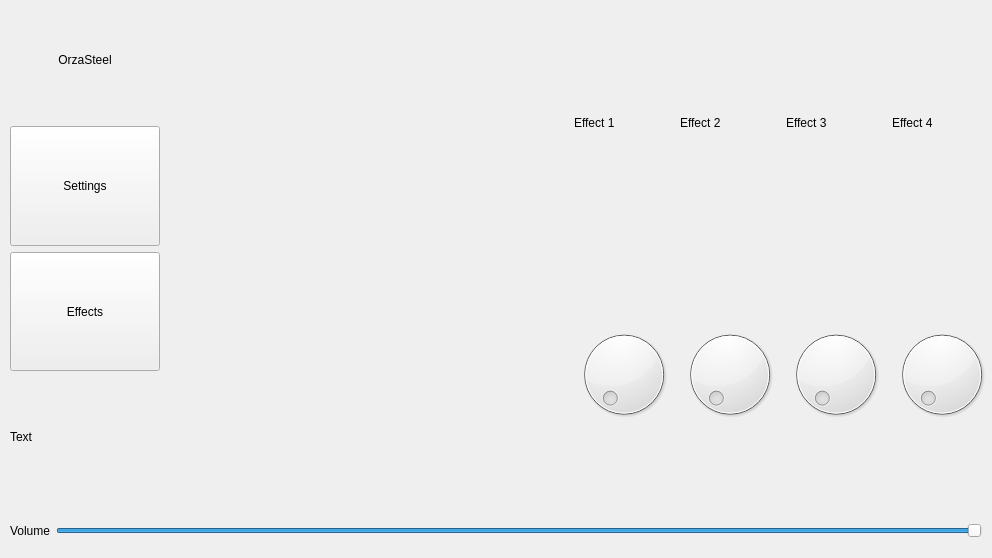
chuckfairy/OrzaSteel, file src/qt/Window.ui: the form before one commit.
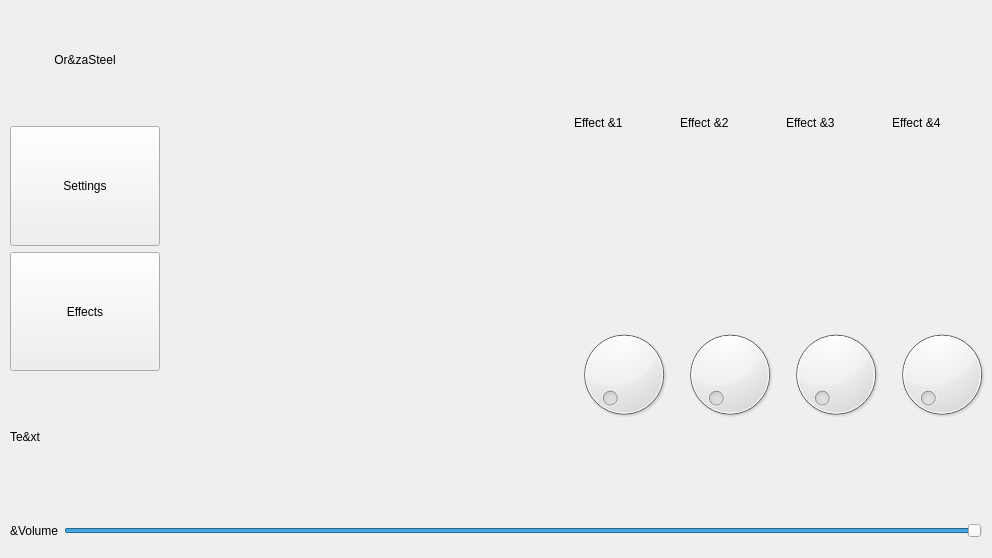
The form after the commit.

Commit message: neck resiz and setting dynamic octaves

```diff
--- a/src/qt/Window.ui
+++ b/src/qt/Window.ui
@@ -88,7 +88,7 @@
            </size>
           </property>
           <property name="text">
-           <string>OrzaSteel</string>
+           <string>Or&amp;zaSteel</string>
           </property>
           <property name="alignment">
            <set>Qt::AlignCenter</set>
@@ -136,7 +136,7 @@
            </size>
           </property>
           <property name="text">
-           <string>Text</string>
+           <string>Te&amp;xt</string>
           </property>
          </widget>
         </item>
@@ -162,7 +162,7 @@
           <item>
            <widget class="QLabel" name="effect_1_label">
             <property name="text">
-             <string>Effect 1</string>
+             <string>Effect &amp;1</string>
             </property>
            </widget>
           </item>
@@ -176,7 +176,7 @@
           <item>
            <widget class="QLabel" name="effect_1_label_2">
             <property name="text">
-             <string>Effect 2</string>
+             <string>Effect &amp;2</string>
             </property>
            </widget>
           </item>
@@ -190,7 +190,7 @@
           <item>
            <widget class="QLabel" name="effect_1_label_3">
             <property name="text">
-             <string>Effect 3</string>
+             <string>Effect &amp;3</string>
             </property>
            </widget>
           </item>
@@ -204,7 +204,7 @@
           <item>
            <widget class="QLabel" name="effect_1_label_4">
             <property name="text">
-             <string>Effect 4</string>
+             <string>Effect &amp;4</string>
             </property>
            </widget>
           </item>
@@ -234,7 +234,7 @@
       <item>
        <widget class="QLabel" name="volume_label">
         <property name="text">
-         <string>Volume</string>
+         <string>&amp;Volume</string>
         </property>
        </widget>
       </item>
```
Left out of the diff: 2 changed lines with no effect on the pictures. The commit also changes 1 other file.
